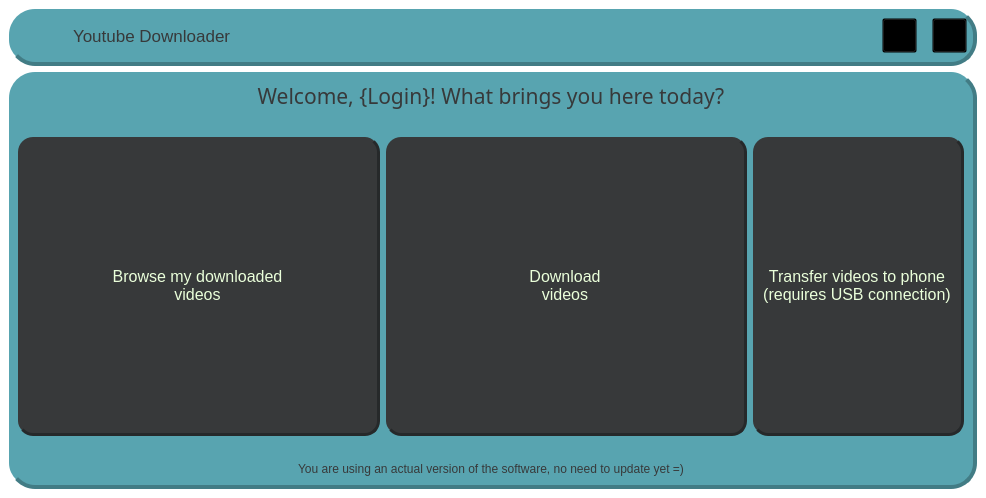
Old version of the form uis/mainPage.ui in the repository QBoff/YouTube-Video-Downloader.
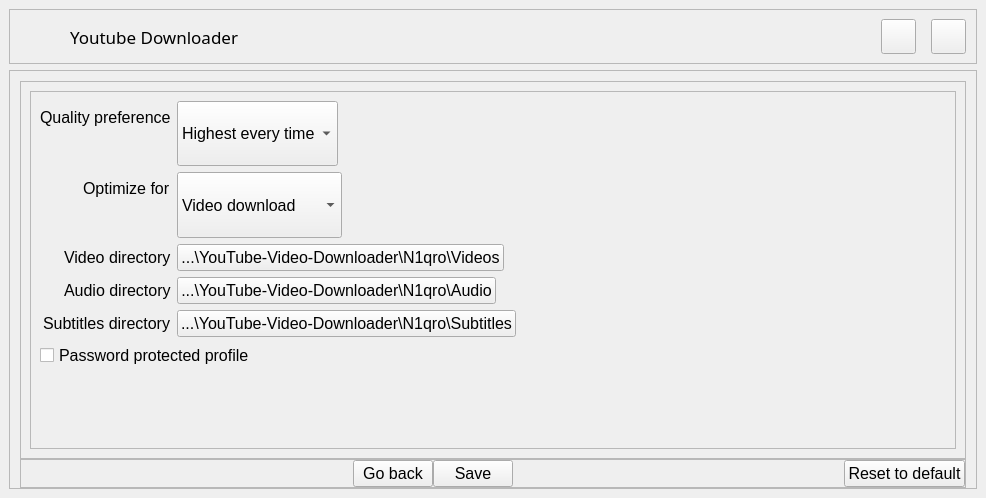
New version of the form. Icons and pictures are not drawn.

The edit to the form file:
```diff
--- a/uis/mainPage.ui
+++ b/uis/mainPage.ui
@@ -37,7 +37,9 @@
 	background-color: transparent;
 }
 
-.QFrame {
+#mainPage &gt; .QFrame,
+#settingsPage &gt; .QFrame,
+#controlPanel {
 	background-color: #58A4B0;
 	border-radius: 26%;
 	border-bottom: 4px solid #427c85;
@@ -48,7 +50,9 @@
 	color: #37393A;
 }
 
-QFrame#container QPushButton {
+#browseButton,
+#downloadButton,
+#transferButton {
 	background-color: #37393A;
 	color: #EAFFDA;
 	border-radius: 15px;
@@ -59,16 +63,63 @@
 	margin-bottom: 20%;
 }
 
-QFrame#container QPushButton::hover {
+#browseButton::hover,
+#downloadButton::hover,
+#transferButton::hover {
 	background-color: #50595F;
 	border-color: #4D5F6A;
 }
 
-QFrame#container QPushButton:pressed {
+#browseButton:pressed,
+#downloadButton:pressed,
+#transferButton:pressed {
 	background-color: #74818A;
 	border-color: #7C8A94;
 }
-</string>
+
+#orangeButtons &gt; .QPushButton,
+#orangeButtons2 &gt; .QPushButton {
+	background-color: #C97D60;
+	color: #E9D2F4;
+	border-radius: 7%;
+	border: 2px solid #E9D2F4;
+	padding: 2% 15% 2% 15%;
+}
+
+#orangeButtons &gt; .QPushButton::hover,
+#orangeButtons2 &gt; .QPushButton::hover { background-color: #C16B49 }
+#orangeButtons &gt; .QPushButton:pressed,
+#orangeButtons2 &gt; .QPushButton:pressed { background-color: #DBA895 }
+
+#settingsContainer {
+	background-color: rgba(201, 125, 96, 0.8);
+	border-radius: 10%;
+	border: 2px solid rgba(233, 210, 244, 0.8);
+}
+
+#settingsInnerContainer * {
+	color: #E9D2F4;
+}
+
+#settingsInnerContainer .QPushButton,
+#settingsInnerContainer .QComboBox {
+	border-radius: 5%;
+	background-color: #004777;
+	padding: 2% 10% 2% 10%;
+}
+
+#settingsInnerContainer .QPushButton::hover { background-color: #003152 }
+
+#settingsInnerContainer .QLabel,
+#settingsInnerContainer .QCheckBox {
+	background-color: #C16B49;
+	border-radius: 10%;
+	padding: 2% 15% 2% 15%;
+	border-bottom: 2px solid #E9D2F4;
+}
+
+#settingsInnerContainer .QCheckBox:checked { background-color: green;}
+/* Pallete: https://coolors.co/c97d60-e9d2f4-58a4b0-004777-393e41 */</string>
   </property>
   <widget class="QWidget" name="centralwidget">
    <layout class="QVBoxLayout" name="verticalLayout">
@@ -177,6 +228,7 @@
         <widget class="QLabel" name="label_2">
          <property name="font">
           <font>
+           <family>Yu Gothic UI Semilight</family>
            <pointsize>13</pointsize>
           </font>
          </property>
@@ -214,6 +266,28 @@
      </widget>
     </item>
     <item>
+     <widget class="QStackedWidget" name="stackedWidget">
+      <property name="currentIndex">
+       <number>1</number>
+      </property>
+      <widget class="QWidget" name="mainPage">
+       <layout class="QVBoxLayout" name="verticalLayout_3">
+        <property name="spacing">
+         <number>0</number>
+        </property>
+        <property name="leftMargin">
+         <number>0</number>
+        </property>
+        <property name="topMargin">
+         <number>0</number>
+        </property>
+        <property name="rightMargin">
+         <number>0</number>
+        </property>
+        <property name="bottomMargin">
+         <number>0</number>
+        </property>
+        <item>
      <widget class="QFrame" name="container">
       <property name="sizePolicy">
        <sizepolicy hsizetype="Preferred" vsizetype="MinimumExpanding">
@@ -229,9 +303,39 @@
       </property>
       <layout class="QVBoxLayout" name="verticalLayout_2">
        <item>
+            <widget class="QFrame" name="frame">
+             <property name="sizePolicy">
+              <sizepolicy hsizetype="Minimum" vsizetype="Maximum">
+               <horstretch>0</horstretch>
+               <verstretch>0</verstretch>
+              </sizepolicy>
+             </property>
+             <property name="frameShape">
+              <enum>QFrame::StyledPanel</enum>
+             </property>
+             <property name="frameShadow">
+              <enum>QFrame::Raised</enum>
+             </property>
+             <layout class="QHBoxLayout" name="horizontalLayout_2">
+              <property name="spacing">
+               <number>0</number>
+              </property>
+              <property name="leftMargin">
+               <number>0</number>
+              </property>
+              <property name="topMargin">
+               <number>0</number>
+              </property>
+              <property name="rightMargin">
+               <number>0</number>
+              </property>
+              <property name="bottomMargin">
+               <number>0</number>
+              </property>
+              <item>
         <widget class="QLabel" name="upperText">
          <property name="sizePolicy">
-          <sizepolicy hsizetype="Preferred" vsizetype="Maximum">
+                 <sizepolicy hsizetype="Maximum" vsizetype="Maximum">
            <horstretch>0</horstretch>
            <verstretch>0</verstretch>
           </sizepolicy>
@@ -240,11 +344,6 @@
           <font>
            <family>Yu Gothic UI Semibold</family>
            <pointsize>16</pointsize>
-           <weight>50</weight>
-           <italic>false</italic>
-           <bold>false</bold>
-           <strikeout>false</strikeout>
-           <kerning>true</kerning>
           </font>
          </property>
          <property name="text">
@@ -256,12 +355,9 @@
          <property name="alignment">
           <set>Qt::AlignHCenter|Qt::AlignTop</set>
          </property>
-         <property name="wordWrap">
-          <bool>false</bool>
-         </property>
-         <property name="openExternalLinks">
-          <bool>false</bool>
-         </property>
+               </widget>
+              </item>
+             </layout>
         </widget>
        </item>
        <item>
@@ -453,6 +549,460 @@
         </widget>
        </item>
       </layout>
+         </widget>
+        </item>
+       </layout>
+      </widget>
+      <widget class="QWidget" name="settingsPage">
+       <layout class="QVBoxLayout" name="verticalLayout_4">
+        <property name="spacing">
+         <number>0</number>
+        </property>
+        <property name="leftMargin">
+         <number>0</number>
+        </property>
+        <property name="topMargin">
+         <number>0</number>
+        </property>
+        <property name="rightMargin">
+         <number>0</number>
+        </property>
+        <property name="bottomMargin">
+         <number>0</number>
+        </property>
+        <item>
+         <widget class="QFrame" name="container2">
+          <property name="frameShape">
+           <enum>QFrame::StyledPanel</enum>
+          </property>
+          <property name="frameShadow">
+           <enum>QFrame::Raised</enum>
+          </property>
+          <layout class="QVBoxLayout" name="verticalLayout_5">
+           <property name="spacing">
+            <number>0</number>
+           </property>
+           <property name="leftMargin">
+            <number>10</number>
+           </property>
+           <property name="topMargin">
+            <number>10</number>
+           </property>
+           <property name="rightMargin">
+            <number>10</number>
+           </property>
+           <property name="bottomMargin">
+            <number>0</number>
+           </property>
+           <item>
+            <widget class="QFrame" name="settingsContainer">
+             <property name="frameShape">
+              <enum>QFrame::StyledPanel</enum>
+             </property>
+             <property name="frameShadow">
+              <enum>QFrame::Raised</enum>
+             </property>
+             <layout class="QHBoxLayout" name="horizontalLayout_5">
+              <item>
+               <widget class="QFrame" name="settingsInnerContainer">
+                <property name="frameShape">
+                 <enum>QFrame::StyledPanel</enum>
+                </property>
+                <property name="frameShadow">
+                 <enum>QFrame::Raised</enum>
+                </property>
+                <layout class="QVBoxLayout" name="verticalLayout_6">
+                 <item>
+                  <layout class="QFormLayout" name="settingsLayout">
+                   <property name="fieldGrowthPolicy">
+                    <enum>QFormLayout::ExpandingFieldsGrow</enum>
+                   </property>
+                   <property name="rowWrapPolicy">
+                    <enum>QFormLayout::WrapLongRows</enum>
+                   </property>
+                   <property name="labelAlignment">
+                    <set>Qt::AlignRight|Qt::AlignTrailing|Qt::AlignVCenter</set>
+                   </property>
+                   <property name="formAlignment">
+                    <set>Qt::AlignLeading|Qt::AlignLeft|Qt::AlignVCenter</set>
+                   </property>
+                   <item row="0" column="0">
+                    <widget class="QLabel" name="text1">
+                     <property name="font">
+                      <font>
+                       <pointsize>12</pointsize>
+                      </font>
+                     </property>
+                     <property name="text">
+                      <string>Quality preference</string>
+                     </property>
+                    </widget>
+                   </item>
+                   <item row="0" column="1">
+                    <widget class="QComboBox" name="qualityPreference">
+                     <property name="sizePolicy">
+                      <sizepolicy hsizetype="Minimum" vsizetype="Expanding">
+                       <horstretch>0</horstretch>
+                       <verstretch>0</verstretch>
+                      </sizepolicy>
+                     </property>
+                     <property name="font">
+                      <font>
+                       <pointsize>12</pointsize>
+                      </font>
+                     </property>
+                     <property name="sizeAdjustPolicy">
+                      <enum>QComboBox::AdjustToContents</enum>
+                     </property>
+                     <item>
+                      <property name="text">
+                       <string>Highest every time</string>
+                      </property>
+                     </item>
+                     <item>
+                      <property name="text">
+                       <string>1440p</string>
+                      </property>
+                     </item>
+                     <item>
+                      <property name="text">
+                       <string>1080p</string>
+                      </property>
+                     </item>
+                     <item>
+                      <property name="text">
+                       <string>720p</string>
+                      </property>
+                     </item>
+                     <item>
+                      <property name="text">
+                       <string>480p</string>
+                      </property>
+                     </item>
+                    </widget>
+                   </item>
+                   <item row="1" column="0">
+                    <widget class="QLabel" name="text2">
+                     <property name="font">
+                      <font>
+                       <pointsize>12</pointsize>
+                      </font>
+                     </property>
+                     <property name="text">
+                      <string>Optimize for</string>
+                     </property>
+                    </widget>
+                   </item>
+                   <item row="1" column="1">
+                    <widget class="QComboBox" name="optimizePreference">
+                     <property name="sizePolicy">
+                      <sizepolicy hsizetype="Minimum" vsizetype="Expanding">
+                       <horstretch>0</horstretch>
+                       <verstretch>0</verstretch>
+                      </sizepolicy>
+                     </property>
+                     <property name="font">
+                      <font>
+                       <pointsize>12</pointsize>
+                      </font>
+                     </property>
+                     <item>
+                      <property name="text">
+                       <string>Video download</string>
+                      </property>
+                     </item>
+                     <item>
+                      <property name="text">
+                       <string>Audio download</string>
+                      </property>
+                     </item>
+                     <item>
+                      <property name="text">
+                       <string>Subtitles download</string>
+                      </property>
+                     </item>
+                    </widget>
+                   </item>
+                   <item row="2" column="0">
+                    <widget class="QLabel" name="text3">
+                     <property name="font">
+                      <font>
+                       <pointsize>12</pointsize>
+                      </font>
+                     </property>
+                     <property name="text">
+                      <string>Video directory</string>
+                     </property>
+                    </widget>
+                   </item>
+                   <item row="2" column="1">
+                    <widget class="QPushButton" name="videoDirectory">
+                     <property name="font">
+                      <font>
+                       <pointsize>12</pointsize>
+                      </font>
+                     </property>
+                     <property name="text">
+                      <string>...\YouTube-Video-Downloader\N1qro\Videos</string>
+                     </property>
+                    </widget>
+                   </item>
+                   <item row="3" column="0">
+                    <widget class="QLabel" name="text4">
+                     <property name="font">
+                      <font>
+                       <pointsize>12</pointsize>
+                      </font>
+                     </property>
+                     <property name="text">
+                      <string>Audio directory</string>
+                     </property>
+                    </widget>
+                   </item>
+                   <item row="3" column="1">
+                    <widget class="QPushButton" name="audioDirectory">
+                     <property name="font">
+                      <font>
+                       <pointsize>12</pointsize>
+                      </font>
+                     </property>
+                     <property name="text">
+                      <string>...\YouTube-Video-Downloader\N1qro\Audio</string>
+                     </property>
+                    </widget>
+                   </item>
+                   <item row="4" column="0">
+                    <widget class="QLabel" name="text5">
+                     <property name="font">
+                      <font>
+                       <pointsize>12</pointsize>
+                      </font>
+                     </property>
+                     <property name="text">
+                      <string>Subtitles directory</string>
+                     </property>
+                    </widget>
+                   </item>
+                   <item row="4" column="1">
+                    <widget class="QPushButton" name="subtitlesDirectory">
+                     <property name="font">
+                      <font>
+                       <pointsize>12</pointsize>
+                      </font>
+                     </property>
+                     <property name="text">
+                      <string>...\YouTube-Video-Downloader\N1qro\Subtitles</string>
+                     </property>
+                    </widget>
+                   </item>
+                   <item row="5" column="0" colspan="2">
+                    <widget class="QCheckBox" name="protectedProfile">
+                     <property name="sizePolicy">
+                      <sizepolicy hsizetype="Maximum" vsizetype="Fixed">
+                       <horstretch>0</horstretch>
+                       <verstretch>0</verstretch>
+                      </sizepolicy>
+                     </property>
+                     <property name="font">
+                      <font>
+                       <pointsize>12</pointsize>
+                      </font>
+                     </property>
+                     <property name="acceptDrops">
+                      <bool>false</bool>
+                     </property>
+                     <property name="toolTip">
+                      <string/>
+                     </property>
+                     <property name="toolTipDuration">
+                      <number>-1</number>
+                     </property>
+                     <property name="statusTip">
+                      <string/>
+                     </property>
+                     <property name="whatsThis">
+                      <string/>
+                     </property>
+                     <property name="accessibleName">
+                      <string/>
+                     </property>
+                     <property name="accessibleDescription">
+                      <string/>
+                     </property>
+                     <property name="text">
+                      <string>Password protected profile</string>
+                     </property>
+                    </widget>
+                   </item>
+                   <item row="6" column="0" colspan="2">
+                    <spacer name="verticalSpacer">
+                     <property name="orientation">
+                      <enum>Qt::Vertical</enum>
+                     </property>
+                     <property name="sizeHint" stdset="0">
+                      <size>
+                       <width>20</width>
+                       <height>40</height>
+                      </size>
+                     </property>
+                    </spacer>
+                   </item>
+                  </layout>
+                 </item>
+                </layout>
+               </widget>
+              </item>
+             </layout>
+            </widget>
+           </item>
+           <item>
+            <widget class="QFrame" name="orangeButtons2">
+             <property name="sizePolicy">
+              <sizepolicy hsizetype="Minimum" vsizetype="Maximum">
+               <horstretch>0</horstretch>
+               <verstretch>0</verstretch>
+              </sizepolicy>
+             </property>
+             <property name="frameShape">
+              <enum>QFrame::StyledPanel</enum>
+             </property>
+             <property name="frameShadow">
+              <enum>QFrame::Raised</enum>
+             </property>
+             <layout class="QHBoxLayout" name="horizontalLayout_4">
+              <property name="spacing">
+               <number>0</number>
+              </property>
+              <property name="leftMargin">
+               <number>0</number>
+              </property>
+              <property name="topMargin">
+               <number>0</number>
+              </property>
+              <property name="rightMargin">
+               <number>0</number>
+              </property>
+              <property name="bottomMargin">
+               <number>0</number>
+              </property>
+              <item>
+               <spacer name="spacer_4">
+                <property name="orientation">
+                 <enum>Qt::Horizontal</enum>
+                </property>
+                <property name="sizeHint" stdset="0">
+                 <size>
+                  <width>40</width>
+                  <height>20</height>
+                 </size>
+                </property>
+               </spacer>
+              </item>
+              <item>
+               <widget class="QPushButton" name="returnButton">
+                <property name="sizePolicy">
+                 <sizepolicy hsizetype="Maximum" vsizetype="Maximum">
+                  <horstretch>0</horstretch>
+                  <verstretch>0</verstretch>
+                 </sizepolicy>
+                </property>
+                <property name="font">
+                 <font>
+                  <pointsize>12</pointsize>
+                 </font>
+                </property>
+                <property name="text">
+                 <string>Go back</string>
+                </property>
+                <property name="icon">
+                 <iconset>
+                  <normaloff>../icons/back.png</normaloff>../icons/back.png</iconset>
+                </property>
+                <property name="iconSize">
+                 <size>
+                  <width>25</width>
+                  <height>25</height>
+                 </size>
+                </property>
+               </widget>
+              </item>
+              <item>
+               <widget class="QPushButton" name="saveButton">
+                <property name="sizePolicy">
+                 <sizepolicy hsizetype="Maximum" vsizetype="Maximum">
+                  <horstretch>0</horstretch>
+                  <verstretch>0</verstretch>
+                 </sizepolicy>
+                </property>
+                <property name="font">
+                 <font>
+                  <pointsize>12</pointsize>
+                 </font>
+                </property>
+                <property name="text">
+                 <string>Save</string>
+                </property>
+                <property name="icon">
+                 <iconset>
+                  <normaloff>../icons/diskette.png</normaloff>../icons/diskette.png</iconset>
+                </property>
+                <property name="iconSize">
+                 <size>
+                  <width>25</width>
+                  <height>25</height>
+                 </size>
+                </property>
+               </widget>
+              </item>
+              <item>
+               <spacer name="spacer_5">
+                <property name="orientation">
+                 <enum>Qt::Horizontal</enum>
+                </property>
+                <property name="sizeHint" stdset="0">
+                 <size>
+                  <width>40</width>
+                  <height>20</height>
+                 </size>
+                </property>
+               </spacer>
+              </item>
+              <item>
+               <widget class="QPushButton" name="resetButton">
+                <property name="sizePolicy">
+                 <sizepolicy hsizetype="Maximum" vsizetype="Maximum">
+                  <horstretch>0</horstretch>
+                  <verstretch>0</verstretch>
+                 </sizepolicy>
+                </property>
+                <property name="font">
+                 <font>
+                  <pointsize>12</pointsize>
+                 </font>
+                </property>
+                <property name="text">
+                 <string>Reset to default</string>
+                </property>
+                <property name="icon">
+                 <iconset>
+                  <normaloff>../icons/reset.png</normaloff>../icons/reset.png</iconset>
+                </property>
+                <property name="iconSize">
+                 <size>
+                  <width>25</width>
+                  <height>25</height>
+                 </size>
+                </property>
+               </widget>
+              </item>
+             </layout>
+            </widget>
+           </item>
+          </layout>
+         </widget>
+        </item>
+       </layout>
+      </widget>
      </widget>
     </item>
    </layout>
```
Left out of the diff: 144 changed lines with no effect on the pictures. Lines whose indentation alone changed are shown as unchanged.
